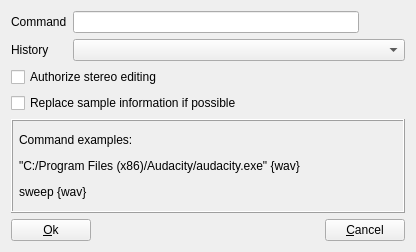
Qt form sources/editor/tools/external_command/toolexternalcommand_gui.ui (davy7125/polyphone) before a commit.
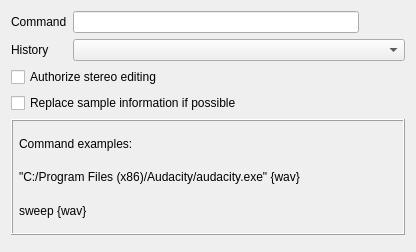
The same form after that commit. Icons and pictures are not drawn.

Commit message:
Button order in dialogs
Closes #322

Diff of the .ui file:
```diff
--- a/sources/editor/tools/external_command/toolexternalcommand_gui.ui
+++ b/sources/editor/tools/external_command/toolexternalcommand_gui.ui
@@ -123,35 +123,7 @@
     <widget class="QComboBox" name="comboPrevious"/>
    </item>
    <item row="5" column="0" colspan="3">
-    <layout class="QHBoxLayout" name="horizontalLayout">
-     <item>
-      <widget class="QPushButton" name="pushOk">
-       <property name="text">
-        <string>&amp;Ok</string>
-       </property>
-      </widget>
-     </item>
-     <item>
-      <spacer name="horizontalSpacer">
-       <property name="orientation">
-        <enum>Qt::Orientation::Horizontal</enum>
-       </property>
-       <property name="sizeHint" stdset="0">
-        <size>
-         <width>40</width>
-         <height>20</height>
-        </size>
-       </property>
-      </spacer>
-     </item>
-     <item>
-      <widget class="QPushButton" name="pushCancel">
-       <property name="text">
-        <string>&amp;Cancel</string>
-       </property>
-      </widget>
-     </item>
-    </layout>
+    <widget class="QDialogButtonBox" name="buttonBox"/>
    </item>
   </layout>
  </widget>
```
Left out of the diff: 2 changed lines with no effect on the pictures. The commit also changes 89 other files.
